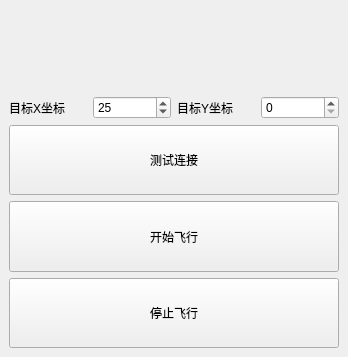
Above: ui/ControlWindow.ui from 54shitaimzf/BJTU_MultipleDrone before the change; both pictures show x 0 to 348 and y 172 to 529 of the 348 by 529 pixel window. Below: the same form after it.
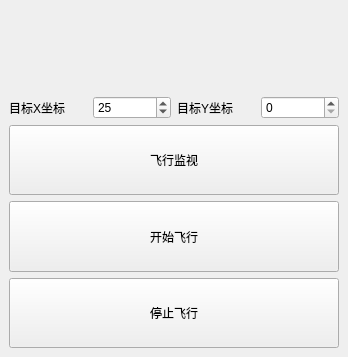
That is the form after the change.

Commit message: fix: test button to video window

Diff of the .ui file:
```diff
--- a/ui/ControlWindow.ui
+++ b/ui/ControlWindow.ui
@@ -160,7 +160,7 @@
            </sizepolicy>
           </property>
           <property name="text">
-           <string>测试连接</string>
+           <string>飞行监视</string>
           </property>
          </widget>
         </item>
```
The commit also changes 2 other files.
